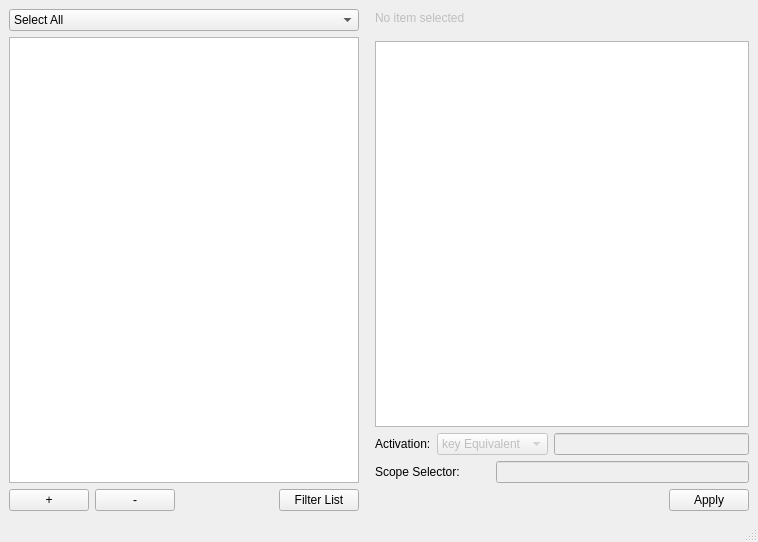
prymatex/prymatex, file src/prymatex/gui/ui_files/bundle_editor.ui: the form before one commit.
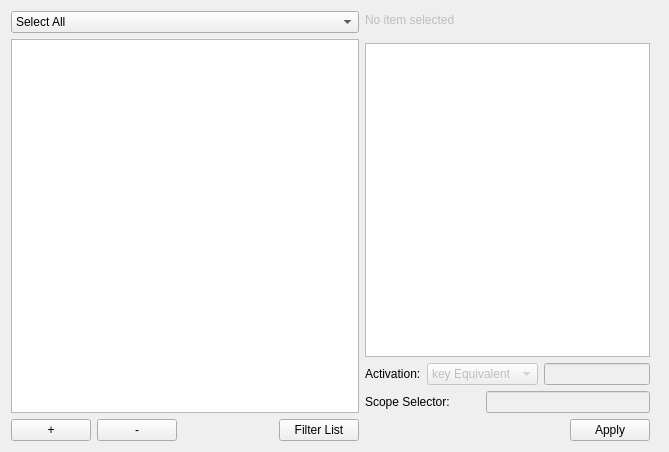
The form after the commit.

Patch:
```diff
--- a/src/prymatex/gui/ui_files/bundle_editor.ui
+++ b/src/prymatex/gui/ui_files/bundle_editor.ui
@@ -1,22 +1,18 @@
 <?xml version="1.0" encoding="UTF-8"?>
 <ui version="4.0">
- <class>BundleEditor</class>
- <widget class="QMainWindow" name="BundleEditor">
-  <property name="windowModality">
-   <enum>Qt::WindowModal</enum>
-  </property>
+ <class>bundleEditor</class>
+ <widget class="QWidget" name="bundleEditor">
   <property name="geometry">
    <rect>
     <x>0</x>
     <y>0</y>
-    <width>758</width>
-    <height>542</height>
+    <width>669</width>
+    <height>452</height>
    </rect>
   </property>
   <property name="windowTitle">
    <string>Bundle Editor</string>
   </property>
-  <widget class="QWidget" name="centralwidget">
    <layout class="QHBoxLayout" name="horizontalLayout_2">
     <item>
      <layout class="QGridLayout" name="gridLayout_3">
@@ -77,22 +73,6 @@
       </item>
      </layout>
     </item>
-    <item>
-     <spacer name="horizontalSpacer_2">
-      <property name="orientation">
-       <enum>Qt::Horizontal</enum>
-      </property>
-      <property name="sizeType">
-       <enum>QSizePolicy::Preferred</enum>
-      </property>
-      <property name="sizeHint" stdset="0">
-       <size>
-        <width>10</width>
-        <height>20</height>
-       </size>
-      </property>
-     </spacer>
-    </item>
     <item>
      <layout class="QVBoxLayout" name="verticalLayout_2">
       <item>
@@ -214,9 +194,23 @@
       </item>
      </layout>
     </item>
-   </layout>
-  </widget>
-  <widget class="QStatusBar" name="statusbar"/>
+   <item>
+    <spacer name="horizontalSpacer_2">
+     <property name="orientation">
+      <enum>Qt::Horizontal</enum>
+     </property>
+     <property name="sizeType">
+      <enum>QSizePolicy::Preferred</enum>
+     </property>
+     <property name="sizeHint" stdset="0">
+      <size>
+       <width>10</width>
+       <height>20</height>
+      </size>
+     </property>
+    </spacer>
+   </item>
+  </layout>
  </widget>
  <resources/>
  <connections/>
```
Left out of the diff: 2 changed lines with no effect on the pictures. Lines whose indentation alone changed are shown as unchanged.
